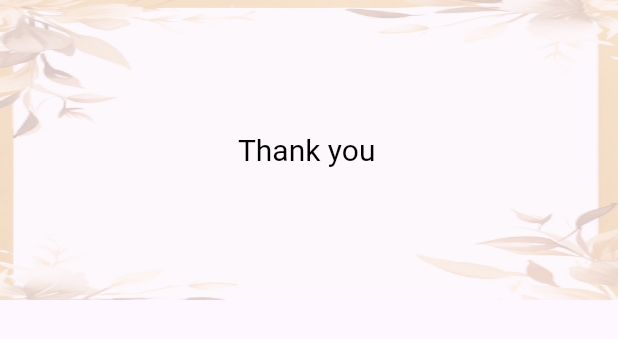
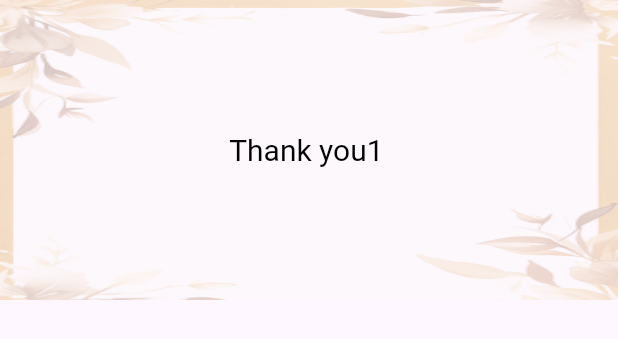
Before and after one commit to lavanhai/wedding, a Flutter app: the Footer widget shown alone on an empty page, opened directly, on a phone screen of 412 x 824 dp. Shown: the top 339 px of the screen. Run offline on Flutter 3.47's test engine with Material 3 defaults, Android fonts, the phone set to English and light mode, and no system bars; our stand-ins replace google_fonts; Roboto replaces fonts that are missing (Parisienne).

```diff
--- a/lib/source/components/footer.dart
+++ b/lib/source/components/footer.dart
@@ -31,7 +31,7 @@ class FooterState extends State<Footer> {
             children: [
               Spacer(),
               AnimatedTextWidget(
-                text: 'Thank you',
+                text: 'Thank you1',
                 moveDirection: MoveDirection.right,
                 enableScaling: false,
               ),
```
Also changed, not shown: firebase.json (added), 1 other file.
